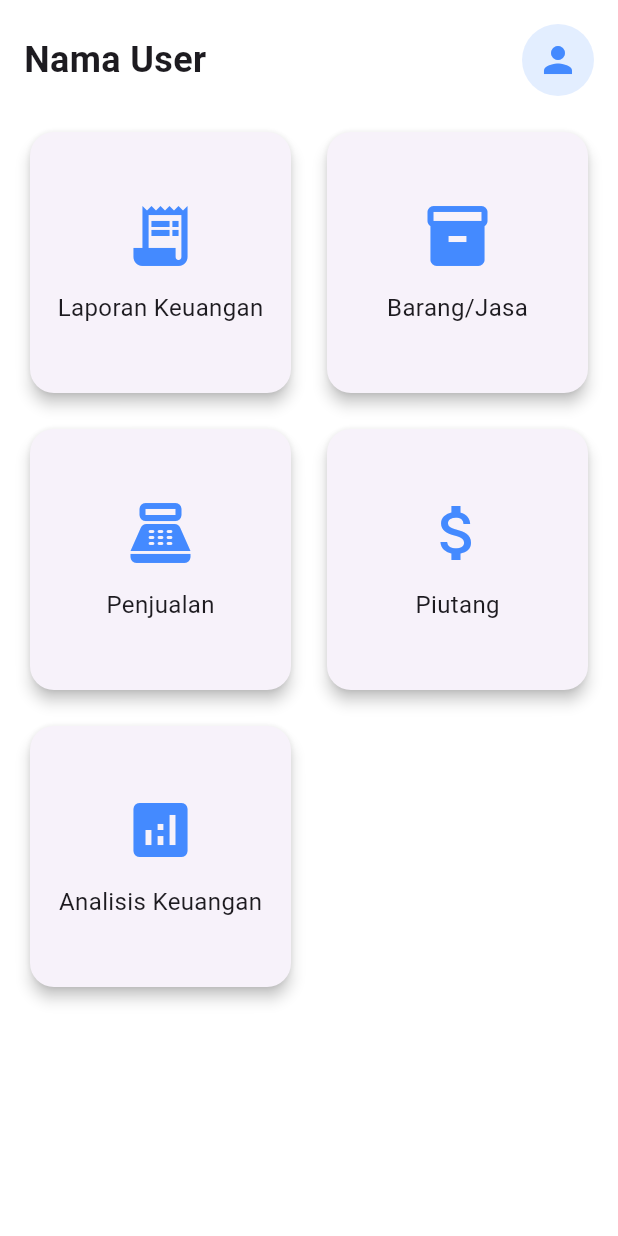
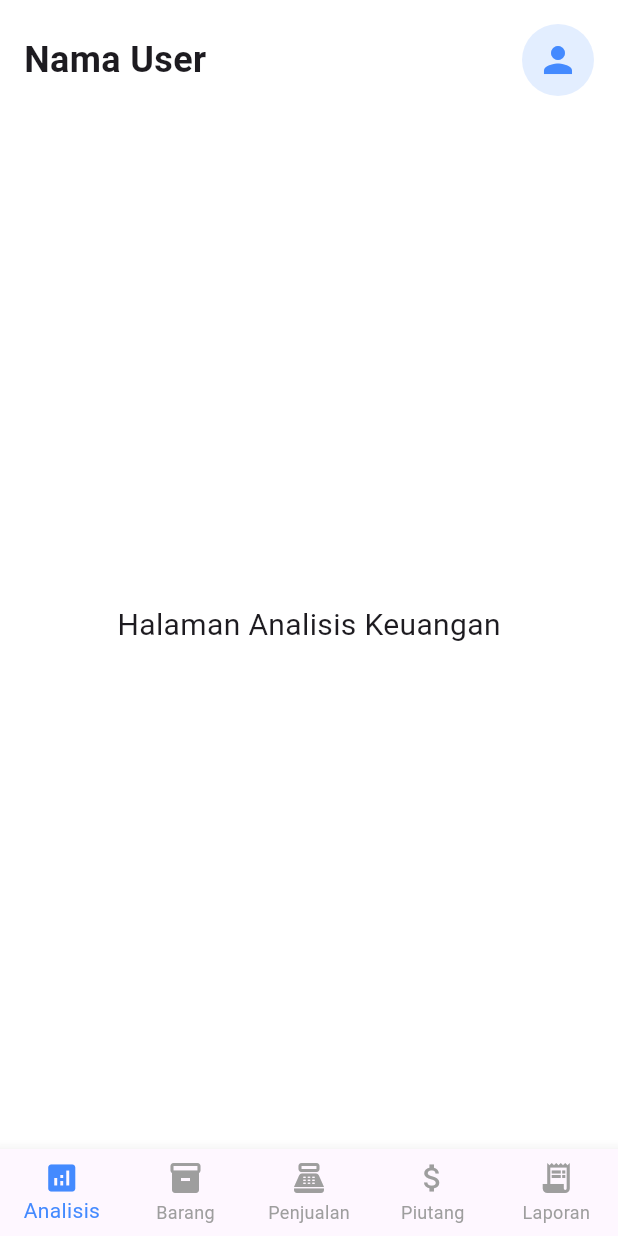
Before and after one commit to JustNap/Capstone_Kelompok4, a Flutter app: the screen it shows after launch, on a phone screen of 412 x 824 dp. Run offline on Flutter 3.47's test engine with Material 3 defaults, Android fonts, the phone set to English and light mode, and no system bars.

Commit message:
Memperbaiki tata letak navigasi setiap halaman menjadi berada dibawah

```diff
--- a/apk_pembukuan/lib/homepage/homepage.dart
+++ b/apk_pembukuan/lib/homepage/homepage.dart
@@ -1,25 +1,43 @@
 import 'package:apk_pembukuan/penjualan/penjualan.dart';
 import 'package:flutter/material.dart';
 
-class Homepage extends StatelessWidget {
+class Homepage extends StatefulWidget {
   final String userName;
 
   const Homepage({super.key, this.userName = "Nama User"});
 
   @override
-  Widget build(BuildContext context) {
-    return Scaffold(
-      backgroundColor: Colors.white,
-      body: SafeArea(
-        child: Padding(
+  State<Homepage> createState() => _HomepageState();
+}
+
+class _HomepageState extends State<Homepage> {
+  int _currentIndex = 0;
+
+  final List<Widget> _pages = [];
+
+  @override
+  void initState() {
+    super.initState();
+    _pages.addAll([
+      buildPage("Analisis Keuangan"),
+      buildPage("Barang/Jasa"),
+      PenjualanPage(),
+      buildPage("Piutang"),
+      buildPage("Laporan Keuangan"),
+    ]);
+  }
+
+  Widget buildPage(String title) {
+    return Padding(
       padding: const EdgeInsets.all(16.0),
       child: Column(
+        crossAxisAlignment: CrossAxisAlignment.start,
         children: [
           Row(
             mainAxisAlignment: MainAxisAlignment.spaceBetween,
             children: [
               Text(
-                    userName,
+                widget.userName,
                 style: const TextStyle(
                   fontSize: 24,
                   fontWeight: FontWeight.bold,
@@ -27,7 +45,7 @@ class Homepage extends StatelessWidget {
               ),
               GestureDetector(
                 onTap: () {
-
+                  // untuk halaman profile
                 },
                 child: CircleAvatar(
                   backgroundColor: Colors.blueAccent.withOpacity(0.15),
@@ -42,46 +60,44 @@ class Homepage extends StatelessWidget {
             ],
           ),
           const SizedBox(height: 20),
-
+          // Konten utama halaman
           Expanded(
-                child: GridView.count(
-                  crossAxisCount: 2,
-                  crossAxisSpacing: 16,
-                  mainAxisSpacing: 16,
-                  children: [
-                    _buildMenuItem(Icons.receipt_long, 'Laporan Keuangan',(){}),
-                    _buildMenuItem(Icons.inventory, 'Barang/Jasa', (){}),
-                    _buildMenuItem(Icons.point_of_sale, 'Penjualan', (){
-                      Navigator.of(context).push(
-                        MaterialPageRoute(builder: (context) => const PenjualanPage()),
-                      );
-                    }),
-                    _buildMenuItem(Icons.attach_money, 'Piutang', (){}),
-                    _buildMenuItem(Icons.analytics, 'Analisis Keuangan', (){}),
-                  ],
+            child: Center(
+              child: Text(
+                "Halaman $title",
+                style: const TextStyle(fontSize: 20),
+              ),
             ),
           ),
         ],
       ),
-        ),
-      ),
     );
   }
 
-  Widget _buildMenuItem(IconData icon, String label, VoidCallback onTap) {
-  return GestureDetector(
-    onTap: onTap,
-    child: Card(
-      elevation: 4,
-      shape: RoundedRectangleBorder(borderRadius: BorderRadius.circular(16)),
-      child: Column(
-        mainAxisAlignment: MainAxisAlignment.center,
-        children: [
-          Icon(icon, size: 48, color: Colors.blueAccent),
-          const SizedBox(height: 12),
-          Text(label, style: const TextStyle(fontSize: 16)),
-        ],
-      ),
+  final List<BottomNavigationBarItem> _navItems = [
+    BottomNavigationBarItem(icon: Icon(Icons.analytics), label: "Analisis"),
+    BottomNavigationBarItem(icon: Icon(Icons.inventory), label: "Barang"),
+    BottomNavigationBarItem(icon: Icon(Icons.point_of_sale), label: "Penjualan"),
+    BottomNavigationBarItem(icon: Icon(Icons.attach_money), label: "Piutang"),
+    BottomNavigationBarItem(icon: Icon(Icons.receipt_long), label: "Laporan"),
+  ];
+
+  @override
+  Widget build(BuildContext context) {
+    return Scaffold(
+      backgroundColor: Colors.white,
+      body: SafeArea(child: _pages[_currentIndex]),
+      bottomNavigationBar: BottomNavigationBar(
+        currentIndex: _currentIndex,
+        selectedItemColor: Colors.blueAccent,
+        unselectedItemColor: Colors.grey,
+        onTap: (index) {
+          setState(() {
+            _currentIndex = index;
+          });
+        },
+        type: BottomNavigationBarType.fixed,
+        items: _navItems,
       ),
     );
   }
```
Lines whose indentation alone changed are shown as unchanged.
